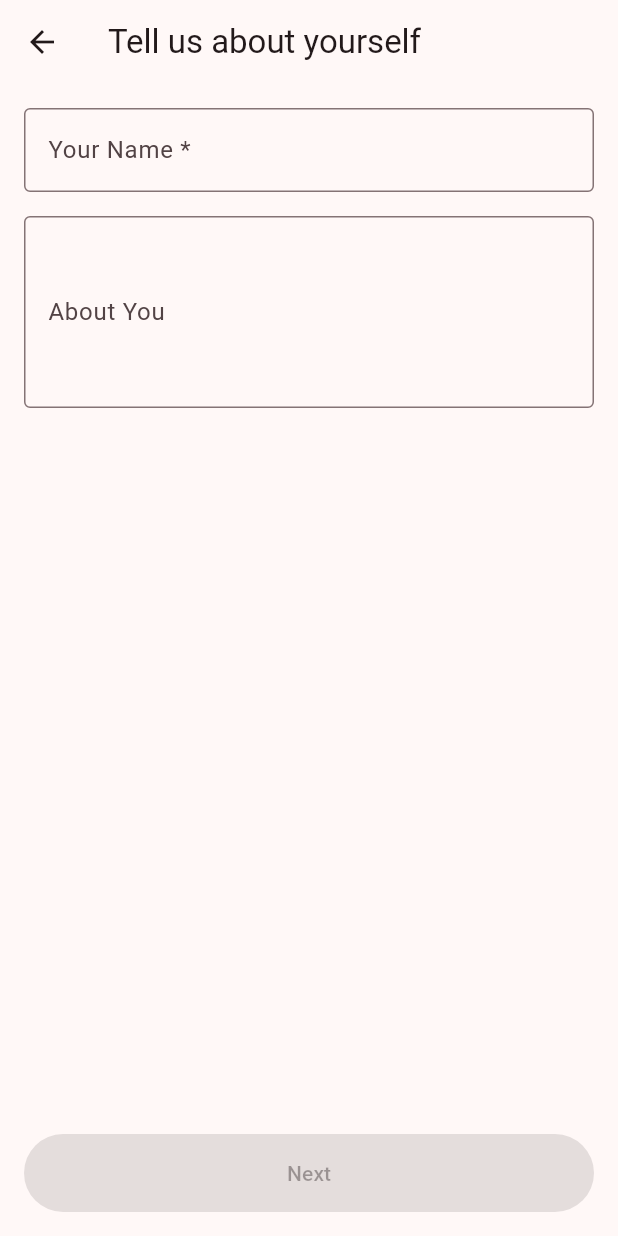
After one commit to MisABU148/SolarWindGolangFlutter, a Flutter app: the FillProfileScreen screen opened directly, on a phone screen of 412 x 824 dp. The commit adds this screen. Run offline on Flutter 3.47's test engine with Material 3 defaults, Android fonts, the phone set to English and light mode, and no system bars; our stand-ins replace dio.

Commit message:
about me screen:

```diff
--- a/frontend/solar_wind_flutter_app/lib/app.dart
+++ b/frontend/solar_wind_flutter_app/lib/app.dart
@@ -2,6 +2,7 @@ import 'package:flutter/material.dart';
 import 'features/auth/presentation/screens/welcome_screen.dart';
 import 'features/auth/presentation/screens/city_screen.dart';
 import 'features/auth/presentation/screens/sport_screen.dart';
+import 'features/auth/presentation/screens/about_me.dart';
 
 class MyApp extends StatelessWidget {
   const MyApp({super.key});
@@ -31,6 +32,18 @@ class MyApp extends StatelessWidget {
                           onDone: (selectedSports) {
                             print('City: ${city.name}');
                             print('Selected sports: ${selectedSports.map((s) => s.name).join(", ")}');
+                            Navigator.push(
+                              context,
+                              MaterialPageRoute(
+                                builder: (_) => FillProfileScreen(
+                                  onDone: (name, about) {
+                                    print('Имя: $name');
+                                    print('О себе: $about');
+                                    // здесь можно идти дальше — например, на экран загрузки фото или завершения профиля
+                                  },
+                                ),
+                              ),
+                            );
                           },
                         ),
                       ),
--- /dev/null
+++ b/frontend/solar_wind_flutter_app/lib/features/auth/presentation/screens/about_me.dart
@@ -0,0 +1,80 @@
+import 'package:flutter/material.dart';
+
+class FillProfileScreen extends StatefulWidget {
+  final void Function(String name, String about) onDone;
+
+  const FillProfileScreen({super.key, required this.onDone});
+
+  @override
+  State<FillProfileScreen> createState() => _FillProfileScreenState();
+}
+
+class _FillProfileScreenState extends State<FillProfileScreen> {
+  final nameController = TextEditingController();
+  final aboutController = TextEditingController();
+
+  bool get isNameValid => nameController.text.trim().isNotEmpty;
+
+  void _onChanged() => setState(() {}); // обновляет состояние для кнопки
+
+  @override
+  void initState() {
+    super.initState();
+    nameController.addListener(_onChanged);
+  }
+
+  @override
+  void dispose() {
+    nameController.removeListener(_onChanged);
+    nameController.dispose();
+    aboutController.dispose();
+    super.dispose();
+  }
+
+  @override
+  Widget build(BuildContext context) {
+    return Scaffold(
+      appBar: AppBar(title: const Text('Tell us about yourself')),
+      body: Padding(
+        padding: const EdgeInsets.all(16),
+        child: Column(
+          children: [
+            // 👤 Имя
+            TextField(
+              controller: nameController,
+              decoration: const InputDecoration(
+                labelText: 'Your Name *',
+                border: OutlineInputBorder(),
+              ),
+            ),
+            const SizedBox(height: 16),
+            // 📄 Описание
+            TextField(
+              controller: aboutController,
+              decoration: const InputDecoration(
+                labelText: 'About You',
+                border: OutlineInputBorder(),
+              ),
+              maxLines: 4,
+            ),
+            const Spacer(),
+            // 🔘 Кнопка Далее
+            SizedBox(
+              width: double.infinity,
+              height: 52,
+              child: ElevatedButton(
+                onPressed: isNameValid
+                    ? () => widget.onDone(
+                          nameController.text.trim(),
+                          aboutController.text.trim(),
+                        )
+                    : null,
+                child: const Text('Next'),
+              ),
+            )
+          ],
+        ),
+      ),
+    );
+  }
+}
```
